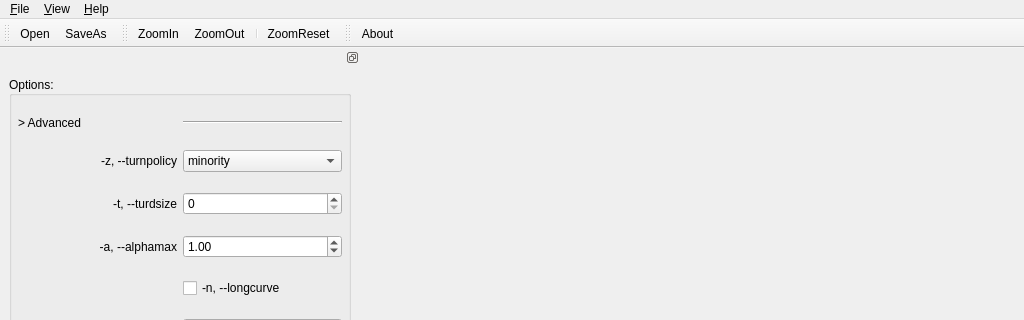
Before: the Qt Designer form ui/MainWindow.ui in MizunagiKB/potrace_gui, drawn with Qt 5; both pictures show x 0 to 1024 and y 0 to 320 of the 1024 by 768 pixel window.
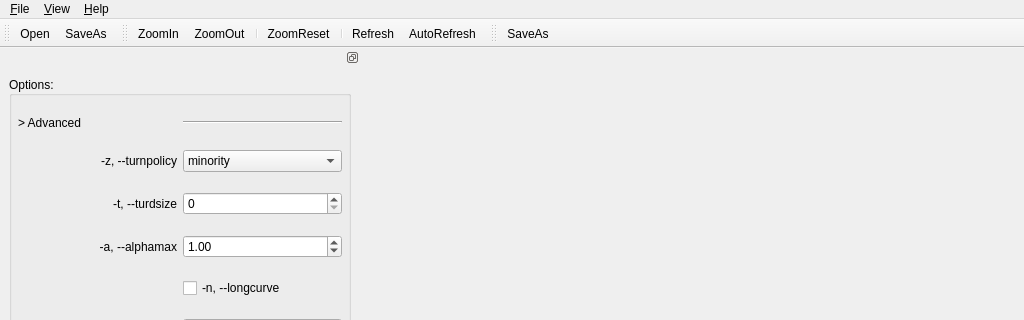
After: the same form once the commit is applied. Icons and pictures are not drawn.

What changed in the file:
```diff
--- a/ui/MainWindow.ui
+++ b/ui/MainWindow.ui
@@ -85,6 +85,9 @@
    <addaction name="actionViewZoomOut"/>
    <addaction name="separator"/>
    <addaction name="actionViewZoomReset"/>
+   <addaction name="separator"/>
+   <addaction name="actionViewRefresh"/>
+   <addaction name="actionViewAutoRefresh"/>
   </widget>
   <widget class="QDockWidget" name="dockWidget_7">
    <property name="minimumSize">
@@ -558,7 +561,7 @@
    <attribute name="toolBarBreak">
     <bool>false</bool>
    </attribute>
-   <addaction name="actionHelpAbout"/>
+   <addaction name="actionFileSaveAs"/>
   </widget>
   <action name="actionFileClose">
    <property name="text">
@@ -640,6 +643,30 @@
     <string>About...</string>
    </property>
   </action>
+  <action name="actionViewRefresh">
+   <property name="icon">
+    <iconset resource="../resource.qrc">
+     <normaloff>:/ICONS/res/arrow_refresh.png</normaloff>:/ICONS/res/arrow_refresh.png</iconset>
+   </property>
+   <property name="text">
+    <string>Refresh</string>
+   </property>
+   <property name="shortcut">
+    <string>Ctrl+R</string>
+   </property>
+  </action>
+  <action name="actionViewAutoRefresh">
+   <property name="checkable">
+    <bool>true</bool>
+   </property>
+   <property name="icon">
+    <iconset resource="../resource.qrc">
+     <normaloff>:/ICONS/res/picture_link.png</normaloff>:/ICONS/res/picture_link.png</iconset>
+   </property>
+   <property name="text">
+    <string>AutoRefresh</string>
+   </property>
+  </action>
  </widget>
  <tabstops>
   <tabstop>ptTurnpolicy</tabstop>
```
Left out of the diff: 5 changed lines with no effect on the pictures.
